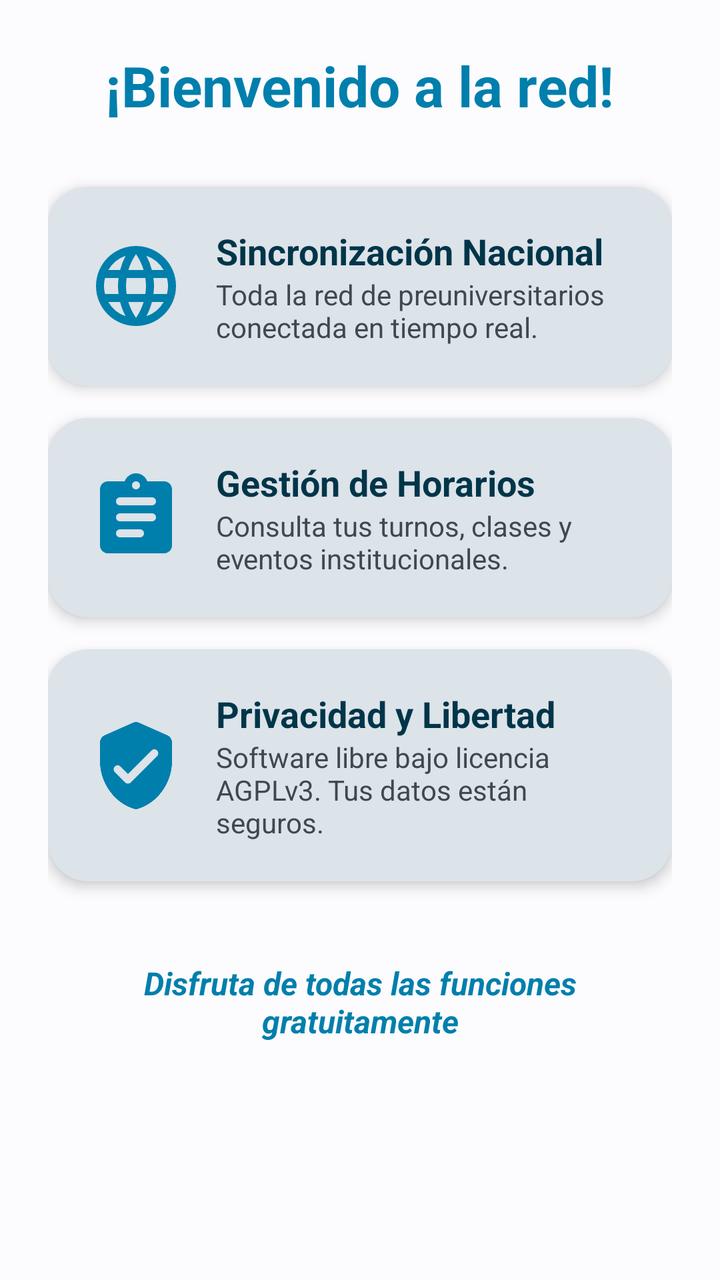
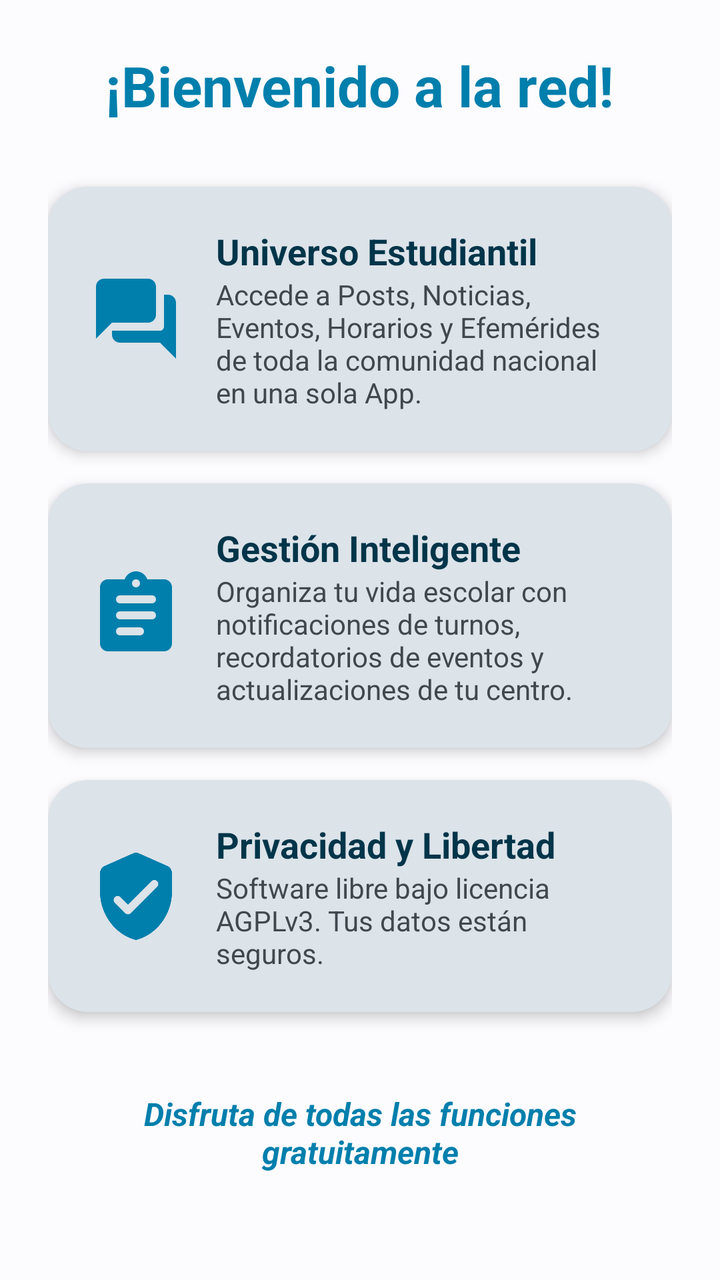

Compare the two renders of this Android layout. The source of the first and the diff that turns it into the second are given below.
<!-- AndroidManifest.xml: application theme Theme.PreuSync.Dynamic -->
<!-- res/layout/fragment_onboarding_features.xml -->
<?xml version="1.0" encoding="utf-8"?>
<androidx.core.widget.NestedScrollView
    xmlns:android="http://schemas.android.com/apk/res/android"
    xmlns:app="http://schemas.android.com/apk/res-auto"
    android:layout_width="match_parent"
    android:layout_height="match_parent"
    android:fillViewport="true"
    android:background="?attr/colorBackground">

    <LinearLayout
        android:layout_width="match_parent"
        android:layout_height="wrap_content"
        android:orientation="vertical"
        android:padding="24dp"
        android:gravity="center_horizontal">

        <TextView
            style="@style/TextAppearance.PreuSync.HeaderTitle"
            android:layout_width="wrap_content"
            android:layout_height="wrap_content"
            android:text="@string/onboarding_title_welcome_red"
            android:textSize="28sp"
            android:layout_marginBottom="32dp" />

        
        <com.google.android.material.card.MaterialCardView
            style="@style/Widget.PreuSync.CardView"
            android:layout_width="match_parent"
            android:layout_height="wrap_content"
            android:layout_marginBottom="16dp"
            app:cardCornerRadius="20dp">
            <LinearLayout
                android:layout_width="match_parent"
                android:layout_height="wrap_content"
                android:padding="20dp"
                android:gravity="center_vertical"
                android:orientation="horizontal">
                <ImageView
                    android:layout_width="48dp"
                    android:layout_height="48dp"
                    android:src="@drawable/ic_language"
                    app:tint="?attr/colorAccent"
                    android:contentDescription="@string/onboarding_feature_sync_title" />
                <LinearLayout
                    android:layout_width="0dp"
                    android:layout_height="wrap_content"
                    android:layout_weight="1"
                    android:layout_marginStart="16dp"
                    android:orientation="vertical">
                    <TextView
                        android:layout_width="wrap_content"
                        android:layout_height="wrap_content"
                        android:text="@string/onboarding_feature_sync_title"
                        android:textStyle="bold"
                        android:textSize="18sp"
                        android:textColor="?attr/colorText" />
                    <TextView
                        android:layout_width="wrap_content"
                        android:layout_height="wrap_content"
                        android:text="@string/onboarding_feature_sync_desc"
                        android:textSize="14sp"
                        android:textColor="?attr/colorTextHint" />
                </LinearLayout>
            </LinearLayout>
        </com.google.android.material.card.MaterialCardView>

        
        <com.google.android.material.card.MaterialCardView
            style="@style/Widget.PreuSync.CardView"
            android:layout_width="match_parent"
            android:layout_height="wrap_content"
            android:layout_marginBottom="16dp"
            app:cardCornerRadius="20dp">
            <LinearLayout
                android:layout_width="match_parent"
                android:layout_height="wrap_content"
                android:padding="20dp"
                android:gravity="center_vertical"
                android:orientation="horizontal">
                <ImageView
                    android:layout_width="48dp"
                    android:layout_height="48dp"
                    android:src="@drawable/ic_assignment"
                    app:tint="?attr/colorAccent"
                    android:contentDescription="@string/onboarding_feature_schedule_title" />
                <LinearLayout
                    android:layout_width="0dp"
                    android:layout_height="wrap_content"
                    android:layout_weight="1"
                    android:layout_marginStart="16dp"
                    android:orientation="vertical">
                    <TextView
                        android:layout_width="wrap_content"
                        android:layout_height="wrap_content"
                        android:text="@string/onboarding_feature_schedule_title"
                        android:textStyle="bold"
                        android:textSize="18sp"
                        android:textColor="?attr/colorText" />
                    <TextView
                        android:layout_width="wrap_content"
                        android:layout_height="wrap_content"
                        android:text="@string/onboarding_feature_schedule_desc"
                        android:textSize="14sp"
                        android:textColor="?attr/colorTextHint" />
                </LinearLayout>
            </LinearLayout>
        </com.google.android.material.card.MaterialCardView>

        
        <com.google.android.material.card.MaterialCardView
            style="@style/Widget.PreuSync.CardView"
            android:layout_width="match_parent"
            android:layout_height="wrap_content"
            android:layout_marginBottom="16dp"
            app:cardCornerRadius="20dp">
            <LinearLayout
                android:layout_width="match_parent"
                android:layout_height="wrap_content"
                android:padding="20dp"
                android:gravity="center_vertical"
                android:orientation="horizontal">
                <ImageView
                    android:layout_width="48dp"
                    android:layout_height="48dp"
                    android:src="@drawable/ic_verified"
                    app:tint="?attr/colorAccent"
                    android:contentDescription="@string/onboarding_feature_security_title" />
                <LinearLayout
                    android:layout_width="0dp"
                    android:layout_height="wrap_content"
                    android:layout_weight="1"
                    android:layout_marginStart="16dp"
                    android:orientation="vertical">
                    <TextView
                        android:layout_width="wrap_content"
                        android:layout_height="wrap_content"
                        android:text="@string/onboarding_feature_security_title"
                        android:textStyle="bold"
                        android:textSize="18sp"
                        android:textColor="?attr/colorText" />
                    <TextView
                        android:layout_width="wrap_content"
                        android:layout_height="wrap_content"
                        android:text="@string/onboarding_feature_security_desc"
                        android:textSize="14sp"
                        android:textColor="?attr/colorTextHint" />
                </LinearLayout>
            </LinearLayout>
        </com.google.android.material.card.MaterialCardView>

        <TextView
            android:layout_width="wrap_content"
            android:layout_height="wrap_content"
            android:layout_marginTop="24dp"
            android:text="@string/onboarding_desc_2"
            android:textSize="16sp"
            android:textStyle="bold|italic"
            android:textColor="?attr/colorAccent"
            android:gravity="center" />

    </LinearLayout>
</androidx.core.widget.NestedScrollView>
<!-- resources referenced by this layout -->
<resources>
  <!-- drawable ic_language (drawable) -->
  <?xml version="1.0" encoding="utf-8"?>
  <vector
  	xmlns:android="http://schemas.android.com/apk/res/android"
  	android:width="24dp"
  	android:height="24dp"
  	android:viewportWidth="24"
  	android:viewportHeight="24">
  	<path
  		android:fillColor="@color/colorAccent"
  		android:pathData="M11.99 2C6.47 2 2 6.48 2 12s4.47 10 9.99 10C17.52 22 22 17.52 22 12S17.52 2 11.99 2zm6.93 6h-2.95a15.65 15.65 0 0 0-1.38-3.56A8.03 8.03 0 0 1 18.92 8zM12 4.04c.83 1.2 1.48 2.53 1.91 3.96h-3.82c.43-1.43 1.08-2.76 1.91-3.96zM4.26 14C4.1 13.36 4 12.69 4 12s.1-1.36.26-2h3.38c-.08.66-.14 1.32-.14 2s.06 1.34.14 2H4.26zm.82 2h2.95c.32 1.25.78 2.45 1.38 3.56A7.987 7.987 0 0 1 5.08 16zm2.95-8H5.08a7.987 7.987 0 0 1 4.33-3.56A15.65 15.65 0 0 0 8.03 8zM12 19.96c-.83-1.2-1.48-2.53-1.91-3.96h3.82c-.43 1.43-1.08 2.76-1.91 3.96zM14.34 14H9.66c-.09-.66-.16-1.32-.16-2s.07-1.35.16-2h4.68c.09.65.16 1.32.16 2s-.07 1.34-.16 2zm.25 5.56c.6-1.11 1.06-2.31 1.38-3.56h2.95a8.03 8.03 0 0 1-4.33 3.56zM16.36 14c.08-.66.14-1.32.14-2s-.06-1.34-.14-2h3.38c.16.64.26 1.31.26 2s-.1 1.36-.26 2h-3.38z" />
  </vector>
  <!-- drawable ic_verified (drawable) -->
  <?xml version="1.0" encoding="utf-8"?>
  <vector
  	xmlns:android="http://schemas.android.com/apk/res/android"
  	android:width="24dp"
  	android:height="24dp"
  	android:viewportWidth="24"
  	android:viewportHeight="24">
  	<path
  		android:fillColor="@color/colorAccent"
  		android:pathData="M11.19 1.36l-7 3.11C3.47 4.79 3 5.51 3 6.3V11c0 5.55 3.84 10.74 9 12c5.16-1.26 9-6.45 9-12V6.3c0-.79-.47-1.51-1.19-1.83l-7-3.11c-.51-.23-1.11-.23-1.62 0zm-1.9 14.93L6.7 13.7a.996.996 0 1 1 1.41-1.41L10 14.17l5.88-5.88a.996.996 0 1 1 1.41 1.41l-6.59 6.59a.996.996 0 0 1-1.41 0z" />
  </vector>
  <string name="onboarding_desc_2">Disfruta de todas las funciones gratuitamente</string>
  <string name="onboarding_feature_schedule_desc">Consulta tus turnos, clases y eventos institucionales.</string>
  <string name="onboarding_feature_schedule_title">Gestión de Horarios</string>
  <string name="onboarding_feature_security_desc">Software libre bajo licencia AGPLv3. Tus datos están seguros.</string>
  <string name="onboarding_feature_security_title">Privacidad y Libertad</string>
  <string name="onboarding_feature_sync_desc">Toda la red de preuniversitarios conectada en tiempo real.</string>
  <string name="onboarding_feature_sync_title">Sincronización Nacional</string>
  <string name="onboarding_title_welcome_red">¡Bienvenido a la red!</string>
  <style name="TextAppearance.PreuSync.HeaderTitle">
          <item name="android:textSize">25sp</item>
          <item name="android:textStyle">bold</item>
          <item name="android:textColor">?attr/colorAccent</item>
      </style>
  <style name="Widget.PreuSync.CardView" parent="Widget.Material3.CardView.Elevated">
          <item name="cardCornerRadius">@dimen/card_corner_radius</item>
          <item name="cardElevation">@dimen/card_elevation</item>
          <item name="cardBackgroundColor">?attr/colorBackgroundCard</item>
          <item name="strokeWidth">0dp</item>
      </style>
  <color name="colorAccent">#006684</color>
  <dimen name="card_corner_radius">20dp</dimen>
  <dimen name="card_elevation">4dp</dimen>
  <color name="colorText">#191C1E</color>
  <color name="colorError">#BA1A1A</color>
  <style name="ThemeOverlay.PreuSync.MaterialAlertDialog" parent="ThemeOverlay.Material3.MaterialAlertDialog">
          <item name="colorPrimary">?attr/colorAccent</item>
          <item name="colorSecondary">?attr/colorAccent</item>
      </style>
  <!-- unchanged entries left out for length: 2 -->
</resources>

<!-- the commit's change to res/layout/fragment_onboarding_features.xml (unified diff, before → after) -->
@@ -11,7 +11,7 @@
         android:layout_width="match_parent"
         android:layout_height="wrap_content"
         android:orientation="vertical"
-        android:padding="24dp"
+        android:padding="@dimen/padding_24dp"
         android:gravity="center_horizontal">
 
         <TextView
@@ -27,7 +27,7 @@
             style="@style/Widget.PreuSync.CardView"
             android:layout_width="match_parent"
             android:layout_height="wrap_content"
-            android:layout_marginBottom="16dp"
+            android:layout_marginBottom="@dimen/padding_16dp"
             app:cardCornerRadius="20dp">
             <LinearLayout
                 android:layout_width="match_parent"
@@ -38,26 +38,26 @@
                 <ImageView
                     android:layout_width="48dp"
                     android:layout_height="48dp"
-                    android:src="@drawable/ic_language"
+                    android:src="@drawable/ic_nav_posts"
                     app:tint="?attr/colorAccent"
-                    android:contentDescription="@string/onboarding_feature_sync_title" />
+                    android:contentDescription="@string/onboarding_feature_community_title" />
                 <LinearLayout
                     android:layout_width="0dp"
                     android:layout_height="wrap_content"
                     android:layout_weight="1"
-                    android:layout_marginStart="16dp"
+                    android:layout_marginStart="@dimen/padding_16dp"
                     android:orientation="vertical">
                     <TextView
                         android:layout_width="wrap_content"
                         android:layout_height="wrap_content"
-                        android:text="@string/onboarding_feature_sync_title"
+                        android:text="@string/onboarding_feature_community_title"
                         android:textStyle="bold"
                         android:textSize="18sp"
                         android:textColor="?attr/colorText" />
                     <TextView
                         android:layout_width="wrap_content"
                         android:layout_height="wrap_content"
-                        android:text="@string/onboarding_feature_sync_desc"
+                        android:text="@string/onboarding_feature_community_desc"
                         android:textSize="14sp"
                         android:textColor="?attr/colorTextHint" />
                 </LinearLayout>
@@ -69,7 +69,7 @@
             style="@style/Widget.PreuSync.CardView"
             android:layout_width="match_parent"
             android:layout_height="wrap_content"
-            android:layout_marginBottom="16dp"
+            android:layout_marginBottom="@dimen/padding_16dp"
             app:cardCornerRadius="20dp">
             <LinearLayout
                 android:layout_width="match_parent"
@@ -87,7 +87,7 @@
                     android:layout_width="0dp"
                     android:layout_height="wrap_content"
                     android:layout_weight="1"
-                    android:layout_marginStart="16dp"
+                    android:layout_marginStart="@dimen/padding_16dp"
                     android:orientation="vertical">
                     <TextView
                         android:layout_width="wrap_content"
@@ -111,7 +111,7 @@
             style="@style/Widget.PreuSync.CardView"
             android:layout_width="match_parent"
             android:layout_height="wrap_content"
-            android:layout_marginBottom="16dp"
+            android:layout_marginBottom="@dimen/padding_16dp"
             app:cardCornerRadius="20dp">
             <LinearLayout
                 android:layout_width="match_parent"
@@ -129,7 +129,7 @@
                     android:layout_width="0dp"
                     android:layout_height="wrap_content"
                     android:layout_weight="1"
-                    android:layout_marginStart="16dp"
+                    android:layout_marginStart="@dimen/padding_16dp"
                     android:orientation="vertical">
                     <TextView
                         android:layout_width="wrap_content"
@@ -151,7 +151,7 @@
         <TextView
             android:layout_width="wrap_content"
             android:layout_height="wrap_content"
-            android:layout_marginTop="24dp"
+            android:layout_marginTop="@dimen/padding_24dp"
             android:text="@string/onboarding_desc_2"
             android:textSize="16sp"
             android:textStyle="bold|italic"
<!-- resource entries referenced after the edit -->
@@ -1,6 +1,8 @@
 <!-- resources referenced by this layout -->
 <resources>
-  <!-- drawable ic_language (drawable) -->
+  <dimen name="padding_16dp">16dp</dimen>
+  <dimen name="padding_24dp">24dp</dimen>
+  <!-- drawable ic_nav_posts (drawable) -->
   <?xml version="1.0" encoding="utf-8"?>
   <vector
   	xmlns:android="http://schemas.android.com/apk/res/android"
@@ -10,7 +12,7 @@
   	android:viewportHeight="24">
   	<path
   		android:fillColor="@color/colorAccent"
-  		android:pathData="M11.99 2C6.47 2 2 6.48 2 12s4.47 10 9.99 10C17.52 22 22 17.52 22 12S17.52 2 11.99 2zm6.93 6h-2.95a15.65 15.65 0 0 0-1.38-3.56A8.03 8.03 0 0 1 18.92 8zM12 4.04c.83 1.2 1.48 2.53 1.91 3.96h-3.82c.43-1.43 1.08-2.76 1.91-3.96zM4.26 14C4.1 13.36 4 12.69 4 12s.1-1.36.26-2h3.38c-.08.66-.14 1.32-.14 2s.06 1.34.14 2H4.26zm.82 2h2.95c.32 1.25.78 2.45 1.38 3.56A7.987 7.987 0 0 1 5.08 16zm2.95-8H5.08a7.987 7.987 0 0 1 4.33-3.56A15.65 15.65 0 0 0 8.03 8zM12 19.96c-.83-1.2-1.48-2.53-1.91-3.96h3.82c-.43 1.43-1.08 2.76-1.91 3.96zM14.34 14H9.66c-.09-.66-.16-1.32-.16-2s.07-1.35.16-2h4.68c.09.65.16 1.32.16 2s-.07 1.34-.16 2zm.25 5.56c.6-1.11 1.06-2.31 1.38-3.56h2.95a8.03 8.03 0 0 1-4.33 3.56zM16.36 14c.08-.66.14-1.32.14-2s-.06-1.34-.14-2h3.38c.16.64.26 1.31.26 2s-.1 1.36-.26 2h-3.38z" />
+  		android:pathData="M20 6h-1v8c0 .55-.45 1-1 1H6v1c0 1.1.9 2 2 2h10l4 4V8c0-1.1-.9-2-2-2zm-3 5V4c0-1.1-.9-2-2-2H4c-1.1 0-2 .9-2 2v13l4-4h9c1.1 0 2-.9 2-2z" />
   </vector>
   <!-- drawable ic_verified (drawable) -->
   <?xml version="1.0" encoding="utf-8"?>
@@ -25,14 +27,14 @@
   		android:pathData="M11.19 1.36l-7 3.11C3.47 4.79 3 5.51 3 6.3V11c0 5.55 3.84 10.74 9 12c5.16-1.26 9-6.45 9-12V6.3c0-.79-.47-1.51-1.19-1.83l-7-3.11c-.51-.23-1.11-.23-1.62 0zm-1.9 14.93L6.7 13.7a.996.996 0 1 1 1.41-1.41L10 14.17l5.88-5.88a.996.996 0 1 1 1.41 1.41l-6.59 6.59a.996.996 0 0 1-1.41 0z" />
   </vector>
   <string name="onboarding_desc_2">Disfruta de todas las funciones gratuitamente</string>
-  <string name="onboarding_feature_schedule_desc">Consulta tus turnos, clases y eventos institucionales.</string>
-  <string name="onboarding_feature_schedule_title">Gestión de Horarios</string>
+  <string name="onboarding_feature_community_desc">Accede a Posts, Noticias, Eventos, Horarios y Efemérides de toda la comunidad nacional en una sola App.</string>
+  <string name="onboarding_feature_community_title">Universo Estudiantil</string>
+  <string name="onboarding_feature_schedule_desc">Organiza tu vida escolar con notificaciones de turnos, recordatorios de eventos y actualizaciones de tu centro.</string>
+  <string name="onboarding_feature_schedule_title">Gestión Inteligente</string>
   <string name="onboarding_feature_security_desc">Software libre bajo licencia AGPLv3. Tus datos están seguros.</string>
   <string name="onboarding_feature_security_title">Privacidad y Libertad</string>
-  <string name="onboarding_feature_sync_desc">Toda la red de preuniversitarios conectada en tiempo real.</string>
-  <string name="onboarding_feature_sync_title">Sincronización Nacional</string>
   <string name="onboarding_title_welcome_red">¡Bienvenido a la red!</string>
-  <style name="TextAppearance.PreuSync.HeaderTitle">
+  <style name="TextAppearance.PreuSync.HeaderTitle" parent="TextAppearance.Material3.TitleLarge">
           <item name="android:textSize">25sp</item>
           <item name="android:textStyle">bold</item>
           <item name="android:textColor">?attr/colorAccent</item>
